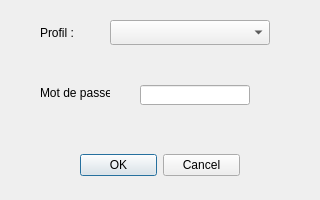
The window that src/ConfigurationAppli/f_ChoixProfil.ui (lna44700/openorganigram) describes before a commit, drawn with Qt 5.
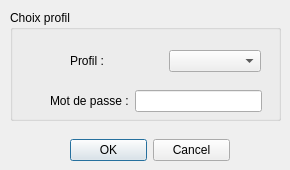
The same window after the commit. Icons and pictures are not drawn.

What changed in the file:
```diff
--- a/src/ConfigurationAppli/f_ChoixProfil.ui
+++ b/src/ConfigurationAppli/f_ChoixProfil.ui
@@ -6,8 +6,8 @@
    <rect>
     <x>0</x>
     <y>0</y>
-    <width>320</width>
-    <height>200</height>
+    <width>290</width>
+    <height>170</height>
    </rect>
   </property>
   <property name="windowTitle">
@@ -17,50 +17,11 @@
    <iconset resource="../ressources.qrc">
     <normaloff>:/Images/App/icons_simple.png</normaloff>:/Images/App/icons_simple.png</iconset>
   </property>
-  <widget class="QLabel" name="Lb_MdP">
-   <property name="geometry">
-    <rect>
-     <x>40</x>
-     <y>85</y>
-     <width>70</width>
-     <height>15</height>
-    </rect>
-   </property>
-   <property name="text">
-    <string>Mot de passe :</string>
-   </property>
-  </widget>
-  <widget class="QLineEdit" name="LE_MdP">
-   <property name="geometry">
-    <rect>
-     <x>140</x>
-     <y>85</y>
-     <width>110</width>
-     <height>20</height>
-    </rect>
-   </property>
-   <property name="inputMethodHints">
-    <set>Qt::ImhNoPredictiveText</set>
-   </property>
-  </widget>
-  <widget class="QLabel" name="Lb_Profil">
-   <property name="geometry">
-    <rect>
-     <x>40</x>
-     <y>25</y>
-     <width>70</width>
-     <height>15</height>
-    </rect>
-   </property>
-   <property name="text">
-    <string>Profil :</string>
-   </property>
-  </widget>
   <widget class="QDialogButtonBox" name="actionValider">
    <property name="geometry">
     <rect>
-     <x>80</x>
-     <y>145</y>
+     <x>70</x>
+     <y>130</y>
      <width>160</width>
      <height>40</height>
     </rect>
@@ -72,15 +33,82 @@
     <set>QDialogButtonBox::Cancel|QDialogButtonBox::Ok</set>
    </property>
   </widget>
-  <widget class="QComboBox" name="Cb_Bx_Profil">
+  <widget class="QGroupBox" name="groupBox">
    <property name="geometry">
     <rect>
-     <x>110</x>
-     <y>20</y>
-     <width>160</width>
-     <height>25</height>
+     <x>10</x>
+     <y>10</y>
+     <width>271</width>
+     <height>111</height>
     </rect>
    </property>
+   <property name="title">
+    <string>Choix profil</string>
+   </property>
+   <widget class="QWidget" name="">
+    <property name="geometry">
+     <rect>
+      <x>40</x>
+      <y>80</y>
+      <width>212</width>
+      <height>22</height>
+     </rect>
+    </property>
+    <layout class="QHBoxLayout" name="horizontalLayout">
+     <item>
+      <widget class="QLabel" name="Lb_MdP">
+       <property name="text">
+        <string>Mot de passe :</string>
+       </property>
+      </widget>
+     </item>
+     <item>
+      <widget class="QLineEdit" name="LE_MdP">
+       <property name="inputMethodHints">
+        <set>Qt::ImhNoPredictiveText</set>
+       </property>
+      </widget>
+     </item>
+    </layout>
+   </widget>
+   <widget class="QWidget" name="">
+    <property name="geometry">
+     <rect>
+      <x>60</x>
+      <y>40</y>
+      <width>191</width>
+      <height>22</height>
+     </rect>
+    </property>
+    <layout class="QHBoxLayout" name="horizontalLayout_2">
+     <item>
+      <widget class="QLabel" name="Lb_Profil">
+       <property name="text">
+        <string>Profil :</string>
+       </property>
+      </widget>
+     </item>
+     <item>
+      <widget class="QComboBox" name="Cb_Bx_Profil"/>
+     </item>
+    </layout>
+   </widget>
+   <widget class="QLabel" name="L_Logo">
+    <property name="geometry">
+     <rect>
+      <x>10</x>
+      <y>30</y>
+      <width>31</width>
+      <height>31</height>
+     </rect>
+    </property>
+    <property name="text">
+     <string/>
+    </property>
+    <property name="pixmap">
+     <pixmap resource="../ressources.qrc">:/Images/App/changer-utilisateurs-32.png</pixmap>
+    </property>
+   </widget>
   </widget>
  </widget>
  <resources>
```
